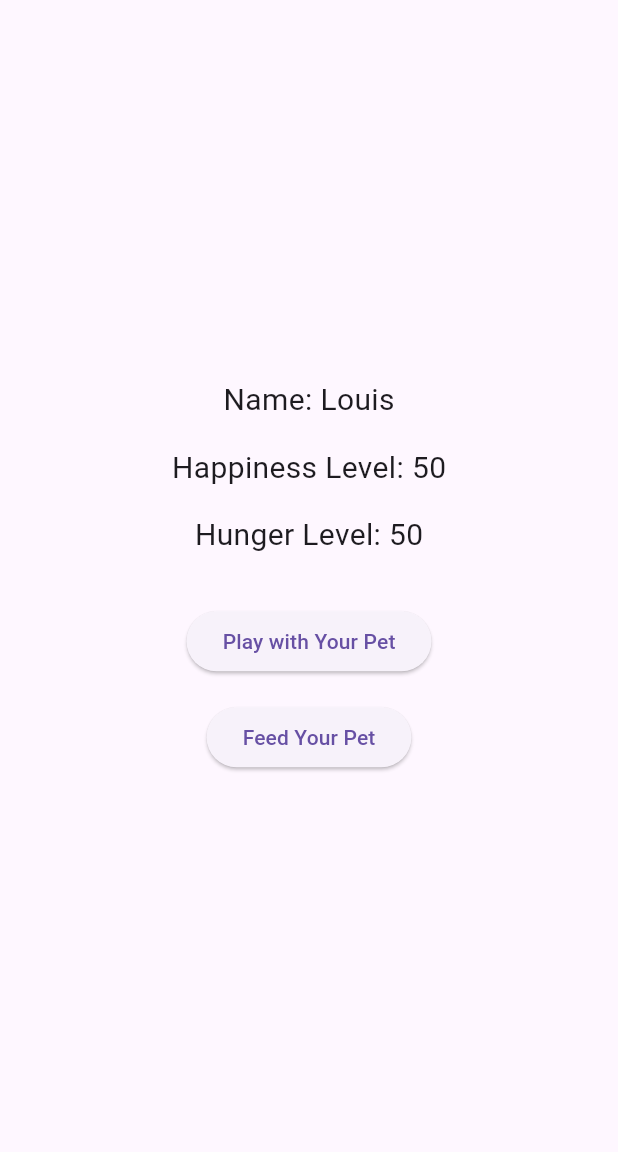
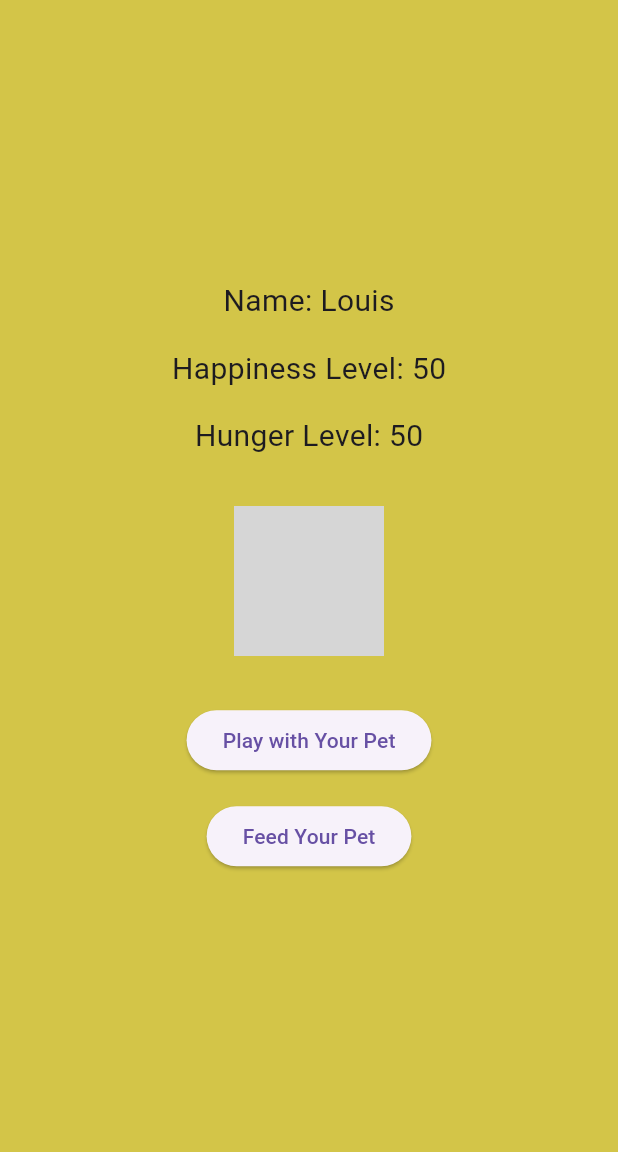
Before and after one commit to SteveT2023/DigitalPetApp, a Flutter app: the screen it shows after launch, on a phone screen of 412 x 824 dp, the part 84-1236 px from its top. Run offline on Flutter 3.47's test engine with Material 3 defaults, Android fonts, the light colour scheme and no system bars; grey boxes are pictures that could not be loaded.

Commit message:
Update main.dart

```diff
--- a/digitalpetapp/lib/main.dart
+++ b/digitalpetapp/lib/main.dart
@@ -1,3 +1,5 @@
+// ignore_for_file: library_private_types_in_public_api
+
 import 'dart:async';
 import 'package:flutter/material.dart';
 
@@ -87,12 +89,33 @@ class _DigitalPetAppState extends State<DigitalPetApp> {
     }
   }
 
+  Color _getBackgroundColor() {
+    if (happinessLevel > 70) {
+      return const Color.fromARGB(255, 186, 252, 188);
+    } else if (happinessLevel >= 30) {
+      return const Color.fromARGB(255, 211, 197, 72);
+    } else {
+      return const Color.fromARGB(255, 255, 147, 140);
+    }
+  }
+
+  String _getPetIcon() {
+    if (happinessLevel > 70) {
+      return 'assets/Happy.png';
+    } else if (happinessLevel >= 30) {
+      return 'assets/Neutral.png';
+    } else {
+      return 'assets/Mad.png';
+    }
+  }
+
   @override
   Widget build(BuildContext context) {
     return Scaffold(
       appBar: AppBar(
         title: Text('Digital Pet'),
       ),
+      backgroundColor: _getBackgroundColor(),
       body: Center(
         child: _lose
             ? Text(
@@ -117,6 +140,12 @@ class _DigitalPetAppState extends State<DigitalPetApp> {
                     style: TextStyle(fontSize: 20.0),
                   ),
                   SizedBox(height: 32.0),
+                  Image.asset(
+                    _getPetIcon(),
+                    height: 100,
+                    width: 100,
+                  ),
+                  SizedBox(height: 32.0),
                   ElevatedButton(
                     onPressed: _playWithPet,
                     child: Text('Play with Your Pet'),
```
